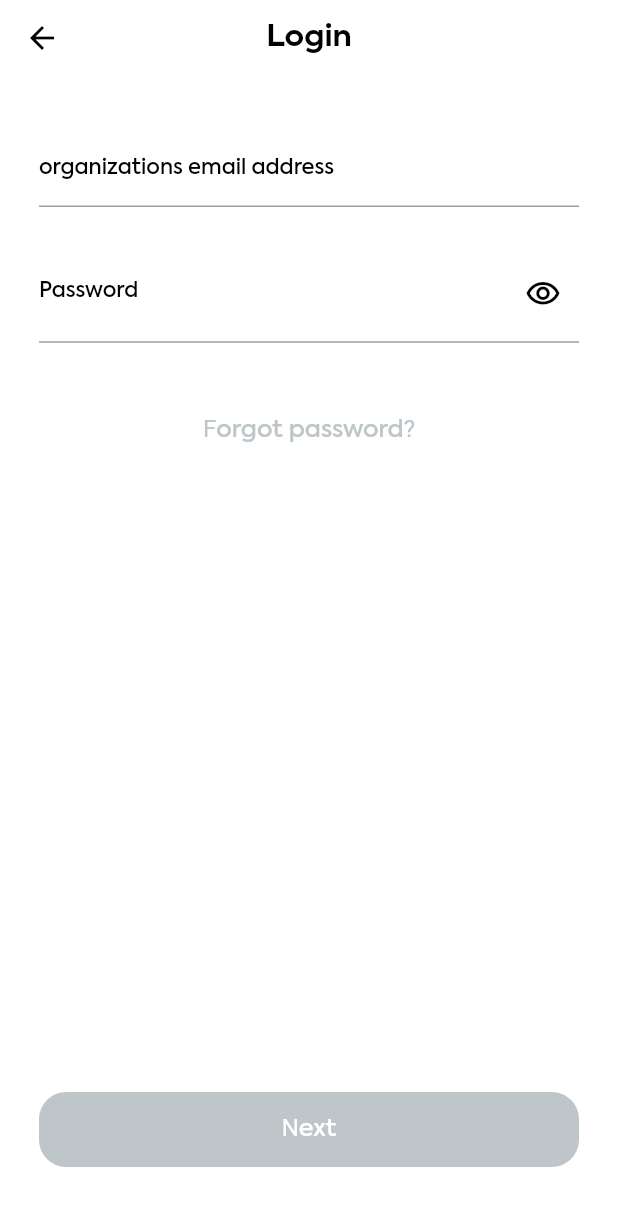
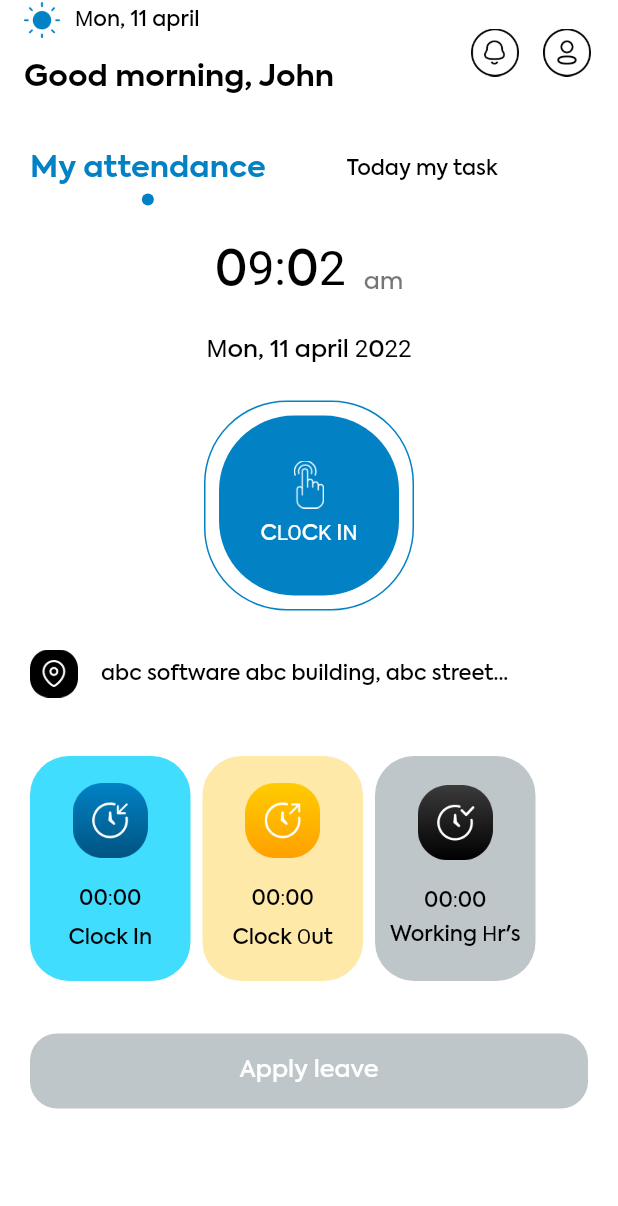
Before and after one commit to rajavikramsingh27/employeemanagement, a Flutter app: the Login screen opened directly, after a tap on "Next", on a phone screen of 412 x 824 dp. Shown: the top 1206 px of the screen. Run offline on Flutter 3.47's test engine with Material 2 defaults, Android fonts, the phone set to English and light mode, and no system bars; our stand-ins replace get, image_picker.

Commit message:
home screen is done

```diff
--- /dev/null
+++ b/lib/Components/AppBarHomeScreen.dart
@@ -0,0 +1,81 @@
+import 'package:employeemanagement/Styles/ColorStyle.dart';
+import 'package:employeemanagement/Styles/ImageStyle.dart';
+import 'package:employeemanagement/Styles/TextStyles.dart';
+import 'package:flutter/material.dart';
+
+class AppBarStyleHome extends StatelessWidget implements PreferredSizeWidget {
+  final Function()? onTap;
+
+  AppBarStyleHome({
+    Key? key,
+    this.onTap,
+  }) : super(key: key);
+
+  double heightAppBar = 70;
+
+  @override
+  Size get preferredSize => new Size.fromHeight(heightAppBar);
+
+  @override
+  Widget build(BuildContext context) {
+    return AppBar(
+      toolbarHeight: heightAppBar,
+      elevation: 0,
+      backgroundColor: ColorStyle.primaryWhite,
+      leadingWidth: 0,
+      leading: Container(),
+      title: Column(
+        crossAxisAlignment: CrossAxisAlignment.start,
+        mainAxisAlignment: MainAxisAlignment.start,
+        children: [
+          Row(
+            children: [
+              Image.asset(ImageStyle.sun, height: 24, width: 24),
+              SizedBox(
+                width: 10,
+              ),
+              Text(
+                'Mon, 11 april',
+                style: TextStyles.textStyles_14_normal
+                    .apply(color: ColorStyle.secondryBlack),
+              ),
+            ],
+          ),
+          SizedBox(
+            height: 10,
+          ),
+          Text(
+            'Good morning, John',
+            style: TextStyles.textStyles_20_bold
+                .apply(color: ColorStyle.secondryBlack),
+          ),
+        ],
+      ),
+      actions: [
+        Row(
+          children: [
+            IconButton(
+              icon: Image.asset(
+                ImageStyle.notificatioBlackBorder,
+                height: 36,
+                width: 36,
+              ),
+              onPressed: () {},
+            ),
+            IconButton(
+              icon: Image.asset(
+                ImageStyle.UserBlackBorder,
+                height: 36,
+                width: 36,
+              ),
+              onPressed: () {},
+            ),
+            SizedBox(
+              width: 10,
+            ),
+          ],
+        ),
+      ],
+    );
+  }
+}
--- /dev/null
+++ b/lib/Controllers/HomeScreenController.dart
@@ -0,0 +1,20 @@
+import 'package:flutter/material.dart';
+import 'package:get/get.dart';
+
+
+class HomeScreenController extends GetxController {
+  Rx<TextEditingController> txtControllerApply = TextEditingController().obs;
+
+  RxList<bool> listApply = [
+    false,
+    false,
+
+  ].obs;
+
+  RxList<String> applyListSelect = [
+   " Apply leave",
+    " View attendance",
+
+  ].obs;
+
+}
--- a/lib/Styles/ColorStyle.dart
+++ b/lib/Styles/ColorStyle.dart
@@ -3,6 +3,7 @@ import 'package:flutter/material.dart';
 class ColorStyle{
   static final Color primaryWhite = Colors.white;
   static final Color secondryBlack =  Colors.black;
+  static final Color black54 =  Colors.black54;
   static final Color blueColor= hex("#0282C5");
   static final Color blueLight =  hex("#40DDFE");
   static final Color blueDark =  hex("#0136F9 ");
--- a/lib/Styles/ImageStyle.dart
+++ b/lib/Styles/ImageStyle.dart
@@ -24,5 +24,10 @@ class ImageStyle {
   static const String sun= "$baseImage/sun.png";
   static const String updown= "$baseImage/updown.png";
   static const String user= "$baseImage/user.png";
+  static const String notificatioBlackBorder= "$baseImage/notificatioBlackBorder.png";
+  static const String UserBlackBorder= "$baseImage/UserBlackBorder.png";
+  static const String Handsss= "$baseImage/Handsss.png";
+
+
 
 }
--- /dev/null
+++ b/lib/Views/HomeScreen.dart
@@ -0,0 +1,291 @@
+import 'package:employeemanagement/Components/AppBarHomeScreen.dart';
+import 'package:employeemanagement/Controllers/HomeScreenController.dart';
+import 'package:employeemanagement/Styles/ColorStyle.dart';
+import 'package:employeemanagement/Styles/ImageStyle.dart';
+import 'package:employeemanagement/Styles/TextStyles.dart';
+import 'package:flutter/cupertino.dart';
+import 'package:flutter/material.dart';
+import 'package:get/get.dart';
+
+import '../Components/ButtonCustom.dart';
+
+class HomeScreen extends StatelessWidget {
+  const HomeScreen({Key? key}) : super(key: key);
+
+  @override
+  Widget build(BuildContext context) {
+    final controller = Get.put(HomeScreenController());
+    return Scaffold(
+        backgroundColor: ColorStyle.primaryWhite,
+        appBar: AppBarStyleHome(),
+
+        body: SingleChildScrollView(
+          padding: EdgeInsets.only(left: 20, right: 20,top: 26),
+          child: Column(
+            crossAxisAlignment: CrossAxisAlignment.start,
+            children: [
+              Row(
+                children: [
+                  Column(
+                    children: [
+                      Text(
+                        'My attendance',
+                        style: TextStyles.textStyles_20_bold.apply(
+                            color: ColorStyle.blueColor
+                        ),
+
+                      ),
+                      SizedBox(width: 5,),
+                      Container(
+                        width: 8,
+                        height: 8,
+                        decoration: BoxDecoration(
+                            color: ColorStyle.blueColor,
+                            borderRadius: BorderRadius.circular(8)
+                        ),
+                      )
+                    ],
+                  ),
+                  SizedBox(width: 54,),
+                  Column(
+                    children: [
+                      Text(
+                        'Today my task',
+                        style: TextStyles.textStyles_14_normal.apply(
+                            color: ColorStyle.secondryBlack
+                        ),
+
+                      ),
+                      SizedBox(width: 5,),
+                      Container(
+                        width: 8,
+                        height: 8,
+                        decoration: BoxDecoration(
+                            color: ColorStyle.primaryWhite,
+                            borderRadius: BorderRadius.circular(8)
+                        ),
+                      )
+                    ],
+                  ),
+                ],
+              ),
+              SizedBox(height: 19,),
+              Container(
+                child: Row(
+                  mainAxisAlignment: MainAxisAlignment.center,
+                  children: [
+
+                    Text(
+                      '09:02',
+                      style: TextStyles.textStyles_32_normal.apply(
+                          color: ColorStyle.secondryBlack
+                      ),
+
+                    ),
+                    SizedBox(width: 12,),
+                    Column(
+                      children: [
+                        Container(height: 14,),
+                        Text(
+                          'am',
+                          style: TextStyles.textStyles_16_normal.apply(
+                              color: ColorStyle.black54
+                          ),
+
+                        ),
+                      ],
+                    )
+                  ],
+                ),
+              ),
+              SizedBox(height: 14,),
+              Container(
+                alignment: Alignment.center,
+                child:  Text(
+                  'Mon, 11 april 2022',
+                  style: TextStyles.textStyles_16_normal.apply(
+                      color: ColorStyle.secondryBlack
+                  ),
+
+                ),
+              ),
+              SizedBox(height: 20,),
+              Container(
+                alignment: Alignment.center,
+                child:  Container(
+                  height: 140,
+                  width: 140,
+                  child: Column(
+                    mainAxisAlignment: MainAxisAlignment.center,
+                    children: [
+                      Container(
+                        child: Column(
+                          mainAxisAlignment: MainAxisAlignment.center,
+                          children: [
+                            Image.asset(ImageStyle.Handsss,
+                              height: 32 , width: 32,),
+                            SizedBox(height: 6,),
+                            Text(
+                              'CLOCK IN',
+                              style: TextStyles.textStyles_14_normal.apply(
+                                  color: ColorStyle.primaryWhite
+                              ),
+
+                            ),
+                          ],
+                        ) ,
+                        height: 120,
+                        width: 120,
+                        decoration: BoxDecoration(
+                            borderRadius: BorderRadius.circular(50),
+                            color: ColorStyle.blueColor
+                        ),
+                      ),
+                    ],
+                  ),
+                  decoration: BoxDecoration(
+                      borderRadius: BorderRadius.circular(55),
+                      border: Border.all(
+                          width: 1,
+                          color: ColorStyle.blueColor
+                      )
+                  ),
+                ),
+              ),
+              SizedBox(height: 26,),
+              Row(
+                children: [
+                  Image.asset(ImageStyle.location,
+                    height: 32 , width: 32,),
+                  SizedBox(width: 5,),
+
+                  Text(
+                    '   abc software abc building, abc street...',
+                    style: TextStyles.textStyles_14_normal.apply(
+                        color: ColorStyle.secondryBlack
+                    ),
+
+                  ),
+                ],
+              ),
+              SizedBox(height: 39,),
+              Row(
+                children: [
+                  Container(
+                    height: 150,
+                    width: 107,
+                    child: Column(
+                      mainAxisAlignment: MainAxisAlignment.center,
+                      children: [
+                        Image.asset(ImageStyle.historyblue,
+                          height: 50 , width: 50,),
+                        SizedBox(height: 16,),
+                        Text(
+                          '00:00',
+                          style: TextStyles.textStyles_14_normal.apply(
+                              color: ColorStyle.secondryBlack
+                          ),
+
+                        ),
+                        SizedBox(height: 4,),
+                        Text(
+                          'Clock In',
+                          style: TextStyles.textStyles_14_normal.apply(
+                              color: ColorStyle.secondryBlack
+                          ),
+
+                        ),
+                      ],
+                    ),
+                    decoration: BoxDecoration(
+                        color: ColorStyle.blueLight,
+                        borderRadius: BorderRadius.circular(26)
+
+                    ),
+                  ),
+                  SizedBox(width: 8,),
+                  Container(
+                    height: 150,
+                    width: 107,
+                    child: Column(
+                      mainAxisAlignment: MainAxisAlignment.center,
+                      children: [
+                        Image.asset(ImageStyle.history,
+                          height: 50 , width: 50,),
+                        SizedBox(height: 16,),
+                        Text(
+                          '00:00',
+                          style: TextStyles.textStyles_14_normal.apply(
+                              color: ColorStyle.secondryBlack
+                          ),
+
+                        ),
+                        SizedBox(height: 4,),
+                        Text(
+                          'Clock Out',
+                          style: TextStyles.textStyles_14_normal.apply(
+                              color: ColorStyle.secondryBlack
+                          ),
+
+                        ),
+                      ],
+                    ),
+                    decoration: BoxDecoration(
+                        color: ColorStyle.yellowLight,
+                        borderRadius: BorderRadius.circular(26)
+
+                    ),
+                  ),
+                  SizedBox(width: 8,),
+                  Container(
+                    height: 150,
+                    width: 107,
+                    child: Column(
+                      mainAxisAlignment: MainAxisAlignment.center,
+                      children: [
+                        Image.asset(ImageStyle.historyblack,
+                          height: 50 , width: 50,),
+                        SizedBox(height: 16,),
+                        Text(
+                          '00:00',
+                          style: TextStyles.textStyles_14_normal.apply(
+                              color: ColorStyle.secondryBlack
+                          ),
+
+                        ),
+                        SizedBox(height: 1,),
+                        Text(
+                          "Working Hr's",
+                          style: TextStyles.textStyles_14_normal.apply(
+                              color: ColorStyle.secondryBlack
+                          ),
+
+                        ),
+                      ],
+                    ),
+                    decoration: BoxDecoration(
+                        color: ColorStyle.grayColor,
+                        borderRadius: BorderRadius.circular(26)
+
+                    ),
+                  ),
+                ],
+              ),
+              SizedBox(height: 35,),
+              ElevatedButtonCustom(
+                text: "Apply leave",
+                colorBG: ColorStyle.grayColor,
+                colorText: ColorStyle.primaryWhite,
+                onTap: () {
+                  // Get.to(UploadeProfilePicture());
+                },
+              ),
+
+            ],
+          ),
+
+
+        ),
+        );
+  }
+}
--- a/lib/Views/Login.dart
+++ b/lib/Views/Login.dart
@@ -3,6 +3,7 @@ import 'package:employeemanagement/Styles/ColorStyle.dart';
 import 'package:employeemanagement/Styles/SizeStyle.dart';
 import 'package:employeemanagement/Styles/TextStyles.dart';
 import 'package:employeemanagement/Views/ForgetPassword.dart';
+import 'package:employeemanagement/Views/HomeScreen.dart';
 import 'package:flutter/material.dart';
 import 'package:get/get.dart';
 
@@ -82,7 +83,7 @@ class Login extends StatelessWidget {
                       colorBG: ColorStyle.grayColor,
                       colorText: ColorStyle.primaryWhite,
                       onTap: () {
-                        // Get.to(ForgetPassword());
+                        Get.to(HomeScreen());
                       },
                     ),
                     SizedBox(
```
Also changed, not shown: assets/images/Handsss.png (renamed from assets/images/Group 16560.png), assets/images/UserBlackBorder.png (added), assets/images/notificatioBlackBorder.png (added).
